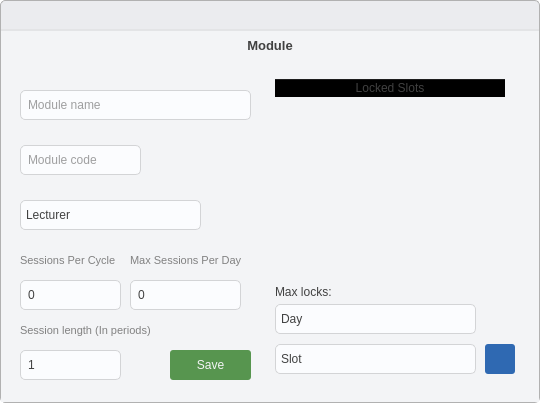
This is ui/add_module_dialog.ui in takundafarakeza/Timetable_Generator as Qt 5 draws it before an edit. The edited form follows.
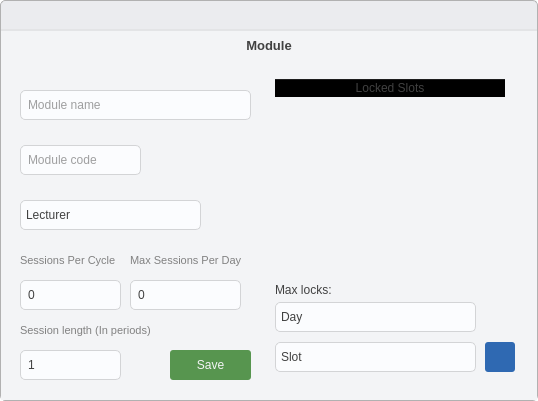
This is the edited form. Icons and pictures are not drawn.

```diff
--- a/ui/add_module_dialog.ui
+++ b/ui/add_module_dialog.ui
@@ -6,8 +6,8 @@
    <rect>
     <x>0</x>
     <y>0</y>
-    <width>540</width>
-    <height>403</height>
+    <width>538</width>
+    <height>401</height>
    </rect>
   </property>
   <property name="windowTitle">
@@ -155,7 +155,7 @@
            </property>
            <property name="sizeHint" stdset="0">
             <size>
-             <width>505</width>
+             <width>503</width>
              <height>20</height>
             </size>
            </property>
```
